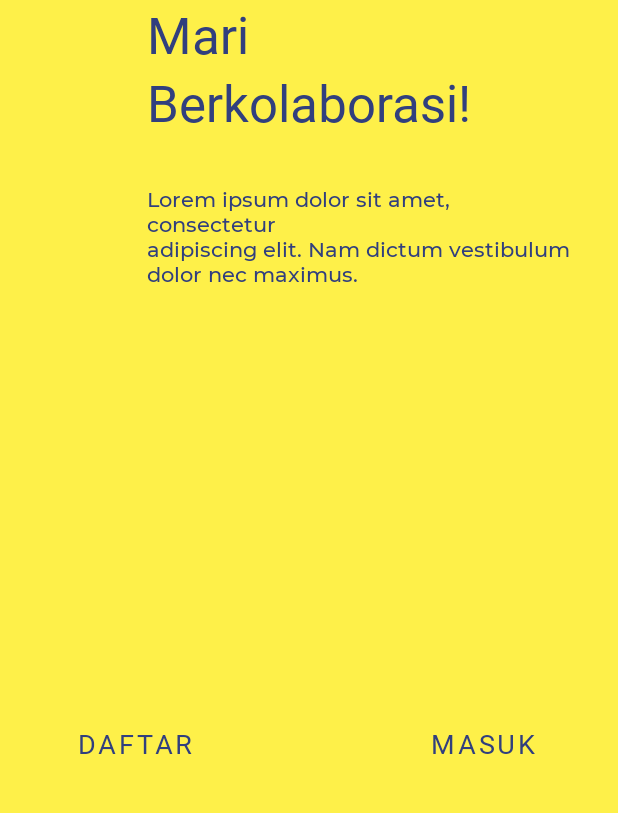
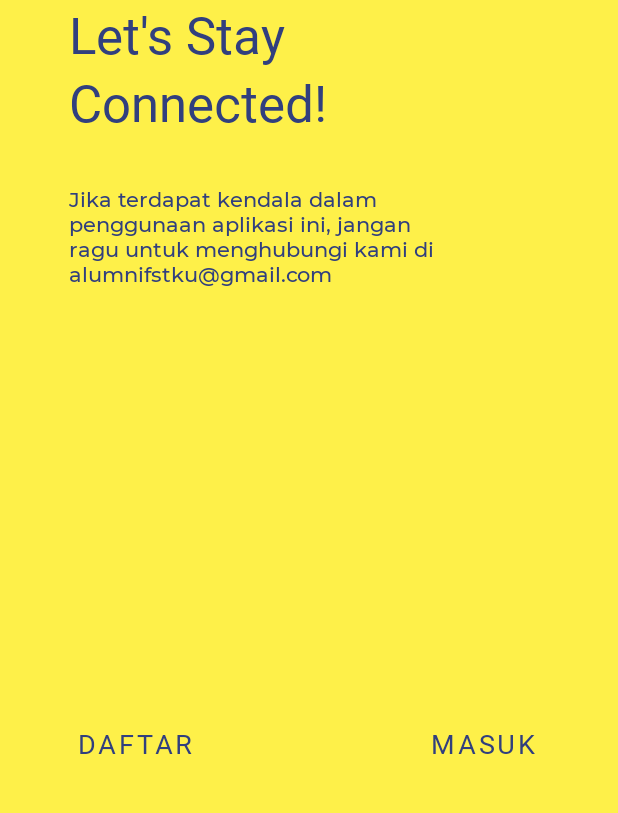
Before and after one commit to affand20/alumnifstku-app, an Android app: the fragment SplashFourFragment shown on its own in the app's theme, on a phone screen of 412 x 824 dp, the part 348-1161 px from its top. Run offline under Robolectric (Android 15) with nearby library versions, the phone set to English and light mode, and no system bars; 1 statement that could not run was skipped.

Commit message:
update splash text

```diff
--- a/app/src/main/res/layout-mdpi/fragment_splash_four.xml
+++ b/app/src/main/res/layout-mdpi/fragment_splash_four.xml
@@ -22,22 +22,22 @@
         style="@style/splash_title_dark"
         android:layout_width="wrap_content"
         android:layout_height="wrap_content"
-        android:text="Mari"
+        android:text="Let\'s Stay"
         android:textSize="34sp"
         app:layout_constraintEnd_toEndOf="parent"
         app:layout_constraintHorizontal_bias="0.0"
-        app:layout_constraintStart_toStartOf="@+id/textView5"
+        app:layout_constraintStart_toStartOf="@+id/imageView4"
         app:layout_constraintTop_toBottomOf="@+id/imageView4" />
 
     <TextView
         android:id="@+id/textView5"
         style="@style/splash_title_dark"
-        android:layout_width="wrap_content"
+        android:layout_width="0dp"
         android:layout_height="wrap_content"
-        android:text="Berkolaborasi\!"
+        android:text="Connected\!"
         android:textSize="34sp"
-        app:layout_constraintStart_toStartOf="parent"
-        app:layout_constraintEnd_toEndOf="parent"
+        app:layout_constraintEnd_toEndOf="@+id/imageView4"
+        app:layout_constraintStart_toStartOf="@+id/textView4"
         app:layout_constraintTop_toBottomOf="@+id/textView4" />
 
     <TextView
@@ -46,7 +46,7 @@
         android:layout_width="290dp"
         android:layout_height="wrap_content"
         android:layout_marginTop="32dp"
-        android:text="@string/lorem_ipsum"
+        android:text="@string/splash_four"
         app:layout_constraintEnd_toEndOf="parent"
         app:layout_constraintHorizontal_bias="0.0"
         app:layout_constraintStart_toStartOf="@+id/textView5"
--- a/app/src/main/res/layout/fragment_splash_four.xml
+++ b/app/src/main/res/layout/fragment_splash_four.xml
@@ -22,22 +22,20 @@
         style="@style/splash_title_dark"
         android:layout_width="wrap_content"
         android:layout_height="wrap_content"
-        android:text="Mari"
+        android:text="Let\'s Stay"
         android:textSize="34sp"
-        app:layout_constraintEnd_toEndOf="parent"
-        app:layout_constraintHorizontal_bias="0.0"
-        app:layout_constraintStart_toStartOf="@+id/textView5"
+        app:layout_constraintStart_toStartOf="@+id/imageView4"
         app:layout_constraintTop_toBottomOf="@+id/imageView4" />
 
     <TextView
         android:id="@+id/textView5"
         style="@style/splash_title_dark"
-        android:layout_width="wrap_content"
+        android:layout_width="0dp"
         android:layout_height="wrap_content"
-        android:text="Berkolaborasi\!"
+        android:text="Connected\!"
         android:textSize="34sp"
-        app:layout_constraintStart_toStartOf="parent"
-        app:layout_constraintEnd_toEndOf="parent"
+        app:layout_constraintEnd_toEndOf="@+id/imageView4"
+        app:layout_constraintStart_toStartOf="@+id/imageView4"
         app:layout_constraintTop_toBottomOf="@+id/textView4" />
 
     <TextView
@@ -45,7 +43,7 @@
         android:layout_width="290dp"
         android:layout_height="wrap_content"
         android:layout_marginTop="32dp"
-        android:text="@string/lorem_ipsum"
+        android:text="@string/splash_four"
         app:layout_constraintEnd_toEndOf="parent"
         app:layout_constraintHorizontal_bias="0.0"
         app:layout_constraintStart_toStartOf="@+id/textView5"
--- a/app/src/main/res/layout/fragment_splash_two.xml
+++ b/app/src/main/res/layout/fragment_splash_two.xml
@@ -52,7 +52,7 @@
         android:layout_width="290dp"
         android:layout_height="wrap_content"
         android:layout_marginTop="32dp"
-        android:text="@string/lorem_ipsum"
+        android:text="@string/splash_two"
         app:layout_constraintStart_toStartOf="@+id/textView"
         app:layout_constraintTop_toBottomOf="@+id/imageView3" />
 </androidx.constraintlayout.widget.ConstraintLayout>
--- a/app/src/main/res/values/strings.xml
+++ b/app/src/main/res/values/strings.xml
@@ -74,6 +74,16 @@
     <string name="speaker_list_template">Oleh: %s dan %d lainnya</string>
     <string name="speaker_one_template">Oleh: %s</string>
     <string name="quota_left">%d Kuota tersisa</string>
+    <string name="splash_two">
+        Sebuah aplikasi yang difasilitasi oleh Fakultas Sains dan Teknologi Universitas Airlangga
+        bertujuan untuk menjadi rumah virtual bagi teman-teman alumni FST Unair maupun mahasiswa
+        FST Unair untuk bisa tetap terhubung sehingga dapat meningkatkan tali silaturahmi tanpa
+        adanya batasan angkatan kelulusan.
+    </string>
+    <string name="splash_three">1. Tracing Alumni\nPencarian data alumni dengan berbagai kategori\n\n2. Info Loker\nUpdate informasi lowongan kerja sesuai dengan program studi yang ada di FST Unair\n\n3. Sharing Memory\nBerbagi momen atau kenangan melalui media foto yang bisa dipublish di fitur ini, terdapat fitur like dan comment seperti pada media sosial pada umumnya\n\n4. Kelas Alumni\nTempat untuk saling bertukar ilmu, diskusi, ngobrol asik dengan para alumni FST Unair melalui media webinar, diskusi online hingga talkshow dengan para alumni FST Unair.\n\n5. FST News\nBerita terkini dari Fakultas Sains dan Teknologi Universitas Airlangga</string>
+    <string name="splash_four">
+        Jika terdapat kendala dalam penggunaan aplikasi ini, jangan ragu untuk menghubungi kami di alumnifstku@gmail.com
+    </string>
 
     <string-array name="cities">
         <item>ACEH BARAT DAYA</item>
```
Also changed, not shown: app/src/main/res/layout/fragment_splash_one.xml (+9 -9 lines), app/src/main/res/layout/fragment_splash_three.xml (+12 -7 lines).
